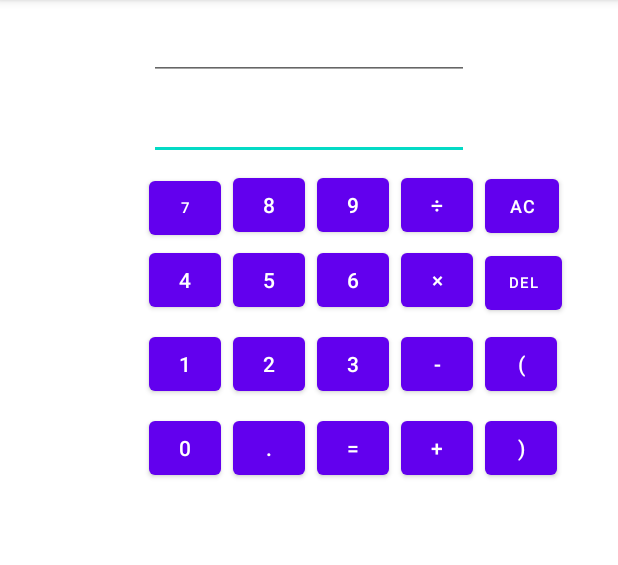
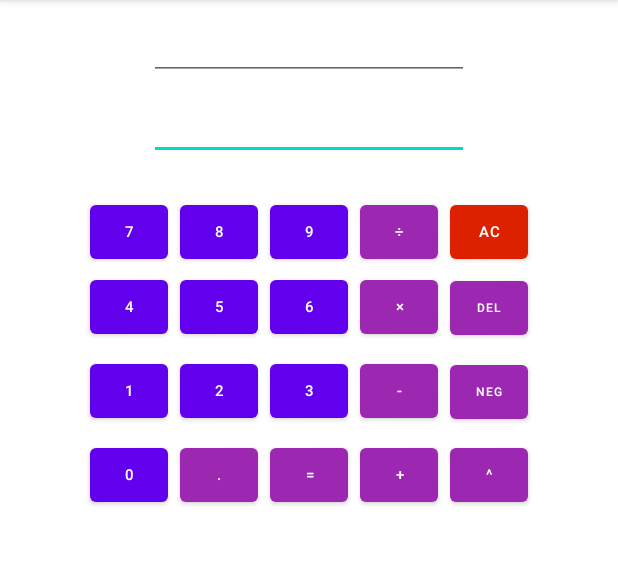
Before and after one commit to IbrahimDinho/Calculator-app, an Android app: the screen it shows after launch (MainActivity), on a phone screen of 412 x 824 dp, the part 84-649 px from its top. Run offline under Robolectric (Android 15) with nearby library versions, the phone set to English and light mode, and no system bars.

Commit message:
negate, power, clear, back functionality added

```diff
--- a/app/src/main/java/com/example/calculator/MainActivity.java
+++ b/app/src/main/java/com/example/calculator/MainActivity.java
@@ -43,6 +43,11 @@ public class MainActivity extends AppCompatActivity {
         Button buttonMultiply = (Button) findViewById(R.id.buttonMultiply);
         Button buttonMinus = (Button) findViewById(R.id.buttonMinus);
         Button buttonPlus = (Button) findViewById(R.id.buttonAdd);
+        Button buttonClear = (Button) findViewById(R.id.clear);
+        Button buttonBack = (Button) findViewById(R.id.backspace);
+        Button buttonNegate = (Button) findViewById(R.id.negate);
+        Button buttonPower = (Button) findViewById(R.id.power);
+
         // append what button clicked to be shown on screen/widget
         View.OnClickListener listener = new View.OnClickListener() {
             @Override
@@ -85,6 +90,57 @@ public class MainActivity extends AppCompatActivity {
         buttonPlus.setOnClickListener(opListener);
         buttonMinus.setOnClickListener(opListener);
         buttonMultiply.setOnClickListener(opListener);
+        buttonPower.setOnClickListener(opListener);
+        //negate with a anonymous function
+        buttonNegate.setOnClickListener(new View.OnClickListener() {
+            @Override
+            public void onClick(View v) {
+                String value = newNumber.getText().toString();
+                if (value.length() == 0){
+                    newNumber.setText("-");
+                }
+                else{
+                    try{
+                        Double doubleValue = Double.valueOf(value);
+                        doubleValue *= -1;
+                        newNumber.setText(doubleValue.toString());
+                    }
+                    catch(NumberFormatException e){
+                        newNumber.setText("");
+                    }
+                }
+            }
+        });
+        // Clear
+        View.OnClickListener clearListener = new View.OnClickListener() {
+            @Override
+            public void onClick(View v) {
+                newNumber.setText("");
+                result.setText("");
+                displayOperation.setText("");
+                pendingOperation = "=";
+                operand1 = null;
+                operand2 = null;
+
+            }
+        };
+        buttonClear.setOnClickListener(clearListener);
+
+        //backspace
+        View.OnClickListener backListener = new View.OnClickListener() {
+            @Override
+            public void onClick(View v) {
+                String text = newNumber.getText().toString();
+                if (text.length() == 1 || text.length() == 0){
+                    newNumber.setText("");
+                    return;
+                }
+                text = text.substring(0,text.length()-1);
+                newNumber.setText(text);
+            }
+        };
+        buttonBack.setOnClickListener(backListener);
+
 
 
     }
@@ -102,7 +158,7 @@ public class MainActivity extends AppCompatActivity {
                 case "=":
                     operand1 = operand2;
                     break;
-                case "/":
+                case "÷":
                     if (operand2 == 0){
                         operand1 = 0.0; //make this undefined but editText or something needs changing
                     }
@@ -116,8 +172,11 @@ public class MainActivity extends AppCompatActivity {
                 case "-":
                     operand1 -= operand2;
                     break;
-                case "*":
+                case "×":
                     operand1 *= operand2;
+                    break;
+                case "^":
+                    operand1 = Math.pow(operand1, operand2);
                     break;
 
 
--- a/app/src/main/res/layout/activity_main.xml
+++ b/app/src/main/res/layout/activity_main.xml
@@ -5,17 +5,6 @@
     android:layout_width="match_parent"
     android:layout_height="match_parent"
     tools:context=".MainActivity">
-
-    <Button
-        android:id="@+id/paranthesisClose"
-        android:layout_width="wrap_content"
-        android:layout_height="wrap_content"
-        android:layout_marginStart="8dp"
-        android:layout_marginLeft="8dp"
-        android:minWidth="48dip"
-        android:text=")"
-        app:layout_constraintBaseline_toBaselineOf="@+id/buttonAdd"
-        app:layout_constraintStart_toEndOf="@+id/buttonAdd" />
 
     <EditText
         android:id="@+id/result"
@@ -26,24 +15,129 @@
         android:layout_marginTop="8dp"
         android:layout_marginEnd="8dp"
         android:layout_marginRight="8dp"
+        android:textAlignment="textEnd"
         android:ems="10"
         android:focusable="false"
         android:focusableInTouchMode="false"
         android:inputType="numberSigned|numberDecimal"
         app:layout_constraintEnd_toEndOf="parent"
         app:layout_constraintStart_toStartOf="parent"
-        app:layout_constraintTop_toTopOf="parent" />
+        app:layout_constraintTop_toTopOf="parent"
+        android:gravity="end" />
+
+    <Button
+        android:id="@+id/button8"
+        android:layout_width="wrap_content"
+        android:layout_height="wrap_content"
+        android:layout_marginEnd="8dp"
+        android:layout_marginRight="8dp"
+        android:maxWidth="52dip"
+        android:minWidth="52dip"
+        android:text="@string/eight"
+        android:textSize="10sp"
+        app:layout_constraintBaseline_toBaselineOf="@+id/button9"
+        app:layout_constraintEnd_toStartOf="@+id/button9" />
+
+
+    <Button
+        android:id="@+id/button5"
+        android:layout_width="wrap_content"
+        android:layout_height="wrap_content"
+        android:maxWidth="52dip"
+        android:minWidth="52dip"
+        android:text="@string/five"
+        android:textSize="10sp"
+        app:layout_constraintBaseline_toBaselineOf="@+id/button6"
+        app:layout_constraintEnd_toEndOf="@+id/button8" />
+
+    <Button
+        android:id="@+id/button0"
+        android:layout_width="wrap_content"
+        android:layout_height="wrap_content"
+        android:layout_marginEnd="8dp"
+        android:layout_marginRight="8dp"
+        android:maxWidth="52dip"
+        android:minWidth="52dip"
+        android:text="@string/zero"
+        android:textSize="10sp"
+        app:layout_constraintBaseline_toBaselineOf="@+id/buttonDot"
+        app:layout_constraintEnd_toStartOf="@+id/buttonDot" />
+
+    <Button
+        android:id="@+id/button4"
+        android:layout_width="wrap_content"
+        android:layout_height="wrap_content"
+        android:layout_marginEnd="8dp"
+        android:layout_marginRight="8dp"
+        android:maxWidth="52dip"
+        android:minWidth="52dip"
+        android:text="@string/four"
+        android:textSize="10sp"
+        app:layout_constraintBaseline_toBaselineOf="@+id/button5"
+        app:layout_constraintEnd_toStartOf="@+id/button5" />
 
     <Button
         android:id="@+id/button2"
         android:layout_width="wrap_content"
         android:layout_height="wrap_content"
+        android:maxWidth="52dip"
+        android:minWidth="52dip"
+        android:text="@string/two"
+        android:textSize="10sp"
+        app:layout_constraintBaseline_toBaselineOf="@+id/button3"
+        app:layout_constraintEnd_toEndOf="@+id/button5" />
+
+    <Button
+        android:id="@+id/button10"
+        android:layout_width="wrap_content"
+        android:layout_height="wrap_content"
+        android:layout_marginEnd="8dp"
+        android:layout_marginRight="8dp"
+        android:maxWidth="52dip"
+        android:minWidth="52dip"
+        android:text="@string/one"
+        android:textSize="10sp"
+        app:layout_constraintBaseline_toBaselineOf="@+id/button2"
+        app:layout_constraintEnd_toStartOf="@+id/button2" />
+
+    <Button
+        android:id="@+id/button7"
+        android:layout_width="wrap_content"
+        android:layout_height="wrap_content"
+        android:layout_marginEnd="8dp"
+        android:layout_marginRight="8dp"
+        android:maxWidth="52dip"
+        android:minWidth="52dip"
+        android:text="@string/seven"
+        android:textSize="10sp"
+        app:layout_constraintBaseline_toBaselineOf="@+id/button8"
+        app:layout_constraintEnd_toStartOf="@+id/button8" />
+
+    <Button
+        android:id="@+id/buttonDot"
+        android:layout_width="wrap_content"
+        android:layout_height="wrap_content"
+        android:maxWidth="52dip"
+        android:minWidth="52dip"
+        android:text="@string/dot"
+        android:textSize="10sp"
+        app:backgroundTint="#9C27B0"
+        app:layout_constraintBaseline_toBaselineOf="@+id/buttonEquals"
+        app:layout_constraintEnd_toEndOf="@+id/button2" />
+
+    <Button
+        android:id="@+id/backspace"
+        android:layout_width="wrap_content"
+        android:layout_height="wrap_content"
         android:layout_marginStart="8dp"
         android:layout_marginLeft="8dp"
-        android:minWidth="48dp"
-        android:text="2"
-        app:layout_constraintBaseline_toBaselineOf="@+id/button10"
-        app:layout_constraintStart_toEndOf="@+id/button10" />
+        android:maxWidth="52dip"
+        android:minWidth="52dip"
+        android:text="@string/del"
+        android:textSize="8sp"
+        app:backgroundTint="#9C27B0"
+        app:layout_constraintBaseline_toBaselineOf="@+id/buttonMultiply"
+        app:layout_constraintStart_toEndOf="@+id/buttonMultiply" />
 
     <Button
         android:id="@+id/buttonMinus"
@@ -51,32 +145,42 @@
         android:layout_height="wrap_content"
         android:layout_marginStart="8dp"
         android:layout_marginLeft="8dp"
-        android:minWidth="48dp"
-        android:text="-"
+        android:maxWidth="52dip"
+        android:minWidth="52dip"
+        android:text="@string/minus"
+        android:textSize="10sp"
+        app:backgroundTint="#9C27B0"
         app:layout_constraintBaseline_toBaselineOf="@+id/button3"
         app:layout_constraintStart_toEndOf="@+id/button3" />
 
     <Button
-        android:id="@+id/button8"
+        android:id="@+id/button9"
         android:layout_width="wrap_content"
         android:layout_height="wrap_content"
         android:layout_marginStart="8dp"
         android:layout_marginLeft="8dp"
-        android:minWidth="48dp"
-        android:text="8"
-        app:layout_constraintBaseline_toBaselineOf="@+id/button7"
-        app:layout_constraintStart_toEndOf="@+id/button7" />
+        android:layout_marginTop="24dp"
+        android:layout_marginEnd="8dp"
+        android:layout_marginRight="8dp"
+        android:maxWidth="52dip"
+        android:minWidth="52dip"
+        android:text="@string/nine"
+        android:textSize="10sp"
+        app:layout_constraintEnd_toEndOf="parent"
+        app:layout_constraintStart_toStartOf="parent"
+        app:layout_constraintTop_toBottomOf="@+id/newNumber" />
 
     <Button
-        android:id="@+id/buttonDot"
+        android:id="@+id/button3"
         android:layout_width="wrap_content"
         android:layout_height="wrap_content"
-        android:layout_marginStart="8dp"
-        android:layout_marginLeft="8dp"
-        android:minWidth="48dp"
-        android:text="."
-        app:layout_constraintBaseline_toBaselineOf="@+id/button0"
-        app:layout_constraintStart_toEndOf="@+id/button0" />
+        android:layout_marginTop="8dp"
+        android:maxWidth="52dip"
+        android:minWidth="52dip"
+        android:text="@string/three"
+        android:textSize="10sp"
+        app:layout_constraintStart_toStartOf="@+id/button6"
+        app:layout_constraintTop_toBottomOf="@+id/button6" />
 
     <Button
         android:id="@+id/buttonDivide"
@@ -84,73 +188,25 @@
         android:layout_height="wrap_content"
         android:layout_marginStart="8dp"
         android:layout_marginLeft="8dp"
-        android:minWidth="48dp"
-        android:text="÷"
+        android:maxWidth="52dip"
+        android:minWidth="52dip"
+        android:text="@string/divide"
+        android:textSize="10sp"
+        app:backgroundTint="#9C27B0"
         app:layout_constraintBaseline_toBaselineOf="@+id/button9"
         app:layout_constraintStart_toEndOf="@+id/button9" />
-
-    <Button
-        android:id="@+id/button4"
-        android:layout_width="wrap_content"
-        android:layout_height="wrap_content"
-        android:minWidth="48dp"
-        android:text="4"
-        app:layout_constraintStart_toStartOf="@+id/button7"
-        app:layout_constraintTop_toBottomOf="@+id/button7" />
-
-    <Button
-        android:id="@+id/buttonEquals"
-        android:layout_width="wrap_content"
-        android:layout_height="wrap_content"
-        android:layout_marginStart="8dp"
-        android:layout_marginLeft="8dp"
-        android:minWidth="48dp"
-        android:text="="
-        app:layout_constraintBaseline_toBaselineOf="@+id/buttonDot"
-        app:layout_constraintStart_toEndOf="@+id/buttonDot" />
-
-    <Button
-        android:id="@+id/button9"
-        android:layout_width="wrap_content"
-        android:layout_height="wrap_content"
-        android:layout_marginStart="8dp"
-        android:layout_marginLeft="8dp"
-        android:minWidth="48dp"
-        android:text="9"
-        app:layout_constraintBaseline_toBaselineOf="@+id/button8"
-        app:layout_constraintStart_toEndOf="@+id/button8" />
-
-    <Button
-        android:id="@+id/button0"
-        android:layout_width="wrap_content"
-        android:layout_height="wrap_content"
-        android:layout_marginTop="8dp"
-        android:minWidth="48dp"
-        android:text="0"
-        app:layout_constraintStart_toStartOf="@+id/button10"
-        app:layout_constraintTop_toBottomOf="@+id/button10" />
-
-    <Button
-        android:id="@+id/button5"
-        android:layout_width="wrap_content"
-        android:layout_height="wrap_content"
-        android:layout_marginStart="8dp"
-        android:layout_marginLeft="8dp"
-        android:minWidth="48dp"
-        android:text="5"
-        app:layout_constraintBaseline_toBaselineOf="@+id/button4"
-        app:layout_constraintStart_toEndOf="@+id/button4" />
 
     <Button
         android:id="@+id/button6"
         android:layout_width="wrap_content"
         android:layout_height="wrap_content"
-        android:layout_marginStart="8dp"
-        android:layout_marginLeft="8dp"
-        android:minWidth="48dp"
-        android:text="6"
-        app:layout_constraintBaseline_toBaselineOf="@+id/button5"
-        app:layout_constraintStart_toEndOf="@+id/button5" />
+        android:layout_marginTop="2dp"
+        android:maxWidth="52dip"
+        android:minWidth="52dip"
+        android:text="@string/six"
+        android:textSize="10sp"
+        app:layout_constraintStart_toStartOf="@+id/button9"
+        app:layout_constraintTop_toBottomOf="@+id/button9" />
 
     <Button
         android:id="@+id/buttonMultiply"
@@ -158,8 +214,11 @@
         android:layout_height="wrap_content"
         android:layout_marginStart="8dp"
         android:layout_marginLeft="8dp"
-        android:minWidth="48dp"
-        android:text="×"
+        android:maxWidth="52dip"
+        android:minWidth="52dip"
+        android:text="@string/multiply"
+        android:textSize="10sp"
+        app:backgroundTint="#9C27B0"
         app:layout_constraintBaseline_toBaselineOf="@+id/button6"
         app:layout_constraintStart_toEndOf="@+id/button6" />
 
@@ -169,42 +228,68 @@
         android:layout_height="wrap_content"
         android:layout_marginStart="8dp"
         android:layout_marginLeft="8dp"
-        android:minWidth="48dp"
-        android:text="+"
+        android:maxWidth="52dip"
+        android:minWidth="52dip"
+        android:text="@string/add"
+        android:textSize="10sp"
+        app:backgroundTint="#9C27B0"
         app:layout_constraintBaseline_toBaselineOf="@+id/buttonEquals"
         app:layout_constraintStart_toEndOf="@+id/buttonEquals" />
 
     <Button
-        android:id="@+id/button10"
-        android:layout_width="wrap_content"
-        android:layout_height="wrap_content"
-        android:layout_marginTop="8dp"
-        android:minWidth="48dp"
-        android:text="1"
-        app:layout_constraintStart_toStartOf="@+id/button4"
-        app:layout_constraintTop_toBottomOf="@+id/button4" />
-
-    <Button
-        android:id="@+id/button7"
-        android:layout_width="wrap_content"
-        android:layout_height="wrap_content"
-        android:layout_marginTop="8dp"
-        android:minWidth="48dp"
-        android:text="7"
-        android:textSize="10sp"
-        app:layout_constraintStart_toStartOf="@+id/newNumber"
-        app:layout_constraintTop_toBottomOf="@+id/newNumber" />
-
-    <Button
-        android:id="@+id/button3"
+        android:id="@+id/power"
         android:layout_width="wrap_content"
         android:layout_height="wrap_content"
         android:layout_marginStart="8dp"
         android:layout_marginLeft="8dp"
-        android:minWidth="48dp"
-        android:text="3"
-        app:layout_constraintBaseline_toBaselineOf="@+id/button2"
-        app:layout_constraintStart_toEndOf="@+id/button2" />
+        android:maxWidth="52dip"
+        android:minWidth="52dip"
+        android:text="@string/power"
+        android:textSize="10sp"
+        app:backgroundTint="#9C27B0"
+        app:layout_constraintBaseline_toBaselineOf="@+id/buttonAdd"
+        app:layout_constraintStart_toEndOf="@+id/buttonAdd" />
+
+    <Button
+        android:id="@+id/clear"
+        android:layout_width="wrap_content"
+        android:layout_height="wrap_content"
+        android:layout_marginStart="8dp"
+        android:layout_marginLeft="8dp"
+        android:maxWidth="52dip"
+        android:minWidth="52dip"
+        android:text="@string/clear"
+        android:textSize="10sp"
+        app:backgroundTint="#DD2000"
+        app:layout_constraintBaseline_toBaselineOf="@+id/buttonDivide"
+        app:layout_constraintStart_toEndOf="@+id/buttonDivide" />
+
+    <Button
+        android:id="@+id/buttonEquals"
+        android:layout_width="wrap_content"
+        android:layout_height="wrap_content"
+        android:layout_marginTop="8dp"
+        android:maxWidth="52dip"
+        android:minWidth="52dip"
+        android:text="@string/equals"
+        android:textSize="10sp"
+        app:backgroundTint="#9C27B0"
+        app:layout_constraintStart_toStartOf="@+id/button3"
+        app:layout_constraintTop_toBottomOf="@+id/button3" />
+
+    <Button
+        android:id="@+id/negate"
+        android:layout_width="wrap_content"
+        android:layout_height="wrap_content"
+        android:layout_marginStart="8dp"
+        android:layout_marginLeft="8dp"
+        android:maxWidth="52dip"
+        android:minWidth="52dip"
+        android:text="@string/negate"
+        android:textSize="8sp"
+        app:backgroundTint="#9C27B0"
+        app:layout_constraintBaseline_toBaselineOf="@+id/buttonMinus"
+        app:layout_constraintStart_toEndOf="@+id/buttonMinus" />
 
     <TextView
         android:id="@+id/operation"
@@ -218,7 +303,8 @@
         android:textStyle="bold"
         app:layout_constraintBaseline_toBaselineOf="@+id/newNumber"
         app:layout_constraintEnd_toStartOf="@+id/newNumber"
-        app:layout_constraintStart_toStartOf="parent" />
+        app:layout_constraintStart_toStartOf="parent"
+        tools:text="op" />
 
     <EditText
         android:id="@+id/newNumber"
@@ -227,43 +313,10 @@
         android:layout_marginTop="8dp"
         android:ems="10"
         android:inputType="numberSigned|numberDecimal"
+        android:textAlignment="textEnd"
         app:layout_constraintEnd_toEndOf="parent"
         app:layout_constraintStart_toStartOf="parent"
-        app:layout_constraintTop_toBottomOf="@+id/result" />
-
-    <Button
-        android:id="@+id/clear"
-        android:layout_width="wrap_content"
-        android:layout_height="wrap_content"
-        android:layout_marginStart="8dp"
-        android:layout_marginLeft="8dp"
-        android:minWidth="48dip"
-        android:text="AC"
-        android:textSize="12sp"
-        app:layout_constraintBaseline_toBaselineOf="@+id/buttonDivide"
-        app:layout_constraintStart_toEndOf="@+id/buttonDivide" />
-
-    <Button
-        android:id="@+id/backspace"
-        android:layout_width="wrap_content"
-        android:layout_height="wrap_content"
-        android:layout_marginStart="8dp"
-        android:layout_marginLeft="8dp"
-        android:minWidth="48dip"
-        android:text="DEL"
-        android:textSize="10sp"
-        app:layout_constraintBaseline_toBaselineOf="@+id/buttonMultiply"
-        app:layout_constraintStart_toEndOf="@+id/buttonMultiply" />
-
-    <Button
-        android:id="@+id/parenthesisOpen"
-        android:layout_width="wrap_content"
-        android:layout_height="wrap_content"
-        android:layout_marginStart="8dp"
-        android:layout_marginLeft="8dp"
-        android:minWidth="48dip"
-        android:text="("
-        app:layout_constraintBaseline_toBaselineOf="@+id/buttonMinus"
-        app:layout_constraintStart_toEndOf="@+id/buttonMinus" />
+        app:layout_constraintTop_toBottomOf="@+id/result"
+        android:gravity="end" />
 
 </androidx.constraintlayout.widget.ConstraintLayout>
--- a/app/src/main/res/values/strings.xml
+++ b/app/src/main/res/values/strings.xml
@@ -1,3 +1,26 @@
 <resources>
     <string name="app_name">Calculator</string>
+    <string name="one">1</string>
+    <string name="two">2</string>
+    <string name="three">3</string>
+    <string name="four">4</string>
+    <string name="five">5</string>
+    <string name="six">6</string>
+    <string name="seven">7</string>
+    <string name="eight">8</string>
+    <string name="nine">9</string>
+    <string name="zero">0</string>
+
+    <string name="dot">.</string>
+    <string name="divide">÷</string>
+    <string name="del">Del</string>
+    <string name="clear">AC</string>
+    <string name="negate">Neg</string>
+    <string name="power">^</string>
+    <string name="multiply">×</string>
+    <string name="add">+</string>
+    <string name="minus">-</string>
+    <string name="equals">=</string>
+
+
 </resources>
```
